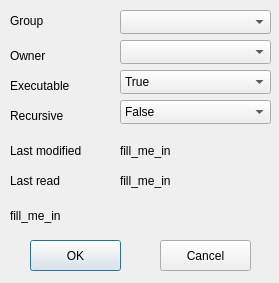
The window that src/qproperties/qproperties.ui (fluxer/bfp) describes before a commit, drawn with Qt 5.
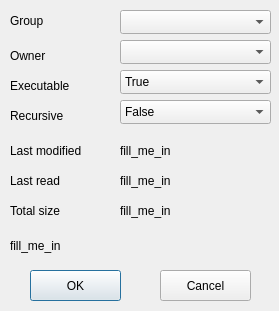
The same window after the commit. Icons and pictures are not drawn.

Commit message: implemented total size in qproperties

Diff of the .ui file:
```diff
--- a/src/qproperties/qproperties.ui
+++ b/src/qproperties/qproperties.ui
@@ -7,7 +7,7 @@
     <x>0</x>
     <y>0</y>
     <width>279</width>
-    <height>283</height>
+    <height>311</height>
    </rect>
   </property>
   <property name="sizePolicy">
@@ -19,13 +19,13 @@
   <property name="minimumSize">
    <size>
     <width>279</width>
-    <height>283</height>
+    <height>311</height>
    </size>
   </property>
   <property name="maximumSize">
    <size>
     <width>279</width>
-    <height>283</height>
+    <height>311</height>
    </size>
   </property>
   <property name="windowTitle">
@@ -170,7 +170,7 @@
    <property name="geometry">
     <rect>
      <x>10</x>
-     <y>200</y>
+     <y>230</y>
      <width>261</width>
      <height>31</height>
     </rect>
@@ -183,7 +183,7 @@
    <property name="geometry">
     <rect>
      <x>30</x>
-     <y>240</y>
+     <y>270</y>
      <width>91</width>
      <height>31</height>
     </rect>
@@ -200,7 +200,7 @@
    <property name="geometry">
     <rect>
      <x>160</x>
-     <y>240</y>
+     <y>270</y>
      <width>91</width>
      <height>31</height>
     </rect>
@@ -246,6 +246,32 @@
     </property>
    </item>
   </widget>
+  <widget class="QLabel" name="totalSizeLabel">
+   <property name="geometry">
+    <rect>
+     <x>120</x>
+     <y>200</y>
+     <width>151</width>
+     <height>21</height>
+    </rect>
+   </property>
+   <property name="text">
+    <string>fill_me_in</string>
+   </property>
+  </widget>
+  <widget class="QLabel" name="label_5">
+   <property name="geometry">
+    <rect>
+     <x>10</x>
+     <y>200</y>
+     <width>101</width>
+     <height>21</height>
+    </rect>
+   </property>
+   <property name="text">
+    <string>Total size</string>
+   </property>
+  </widget>
  </widget>
  <resources>
   <include location="../qresources/libqresources.qrc"/>
```
The commit also changes 4 other files.
